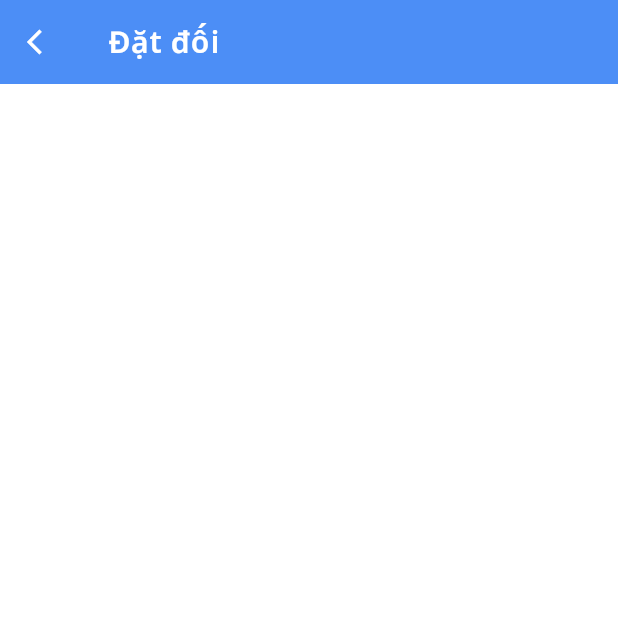
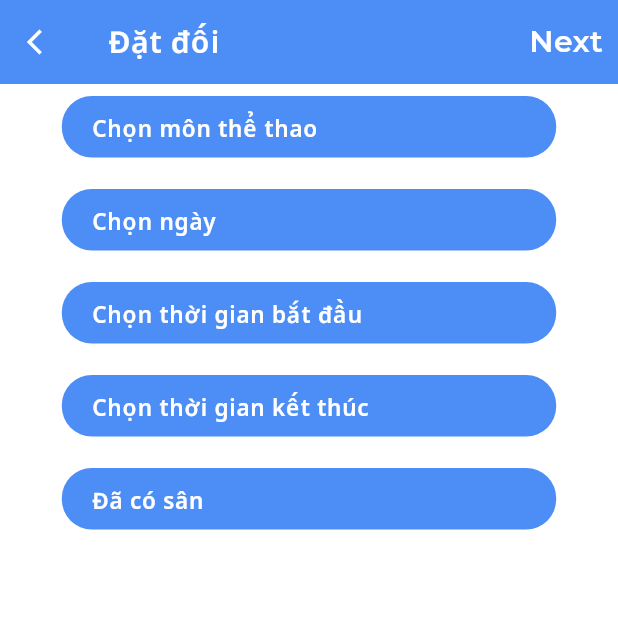
Before and after one commit to H4pplness/itss2, a Flutter app: the BookPlayerScreen screen opened directly, on a phone screen of 412 x 824 dp, the top half of it. Run offline on Flutter 3.47's test engine with Material 3 defaults, Android fonts, the phone set to English and light mode, and no system bars; our stand-ins replace flutter_map, flutter_riverpod, geolocator, google_fonts, latlong2, riverpod_annotation; generated files the repository leaves out were written again.

```diff
--- a/lib/screens/book_player_screen/book_player_screen.dart
+++ b/lib/screens/book_player_screen/book_player_screen.dart
@@ -2,86 +2,178 @@ import 'package:flutter/cupertino.dart';
 import 'package:flutter/material.dart';
 import 'package:flutter_riverpod/flutter_riverpod.dart';
 import 'package:google_fonts/google_fonts.dart';
+import 'package:intl/intl.dart';
+import 'package:itss2/screens/book_player_screen/list_player_screen.dart';
+import 'package:itss2/screens/book_player_screen/notifier/book_player_notifier.dart';
 import 'package:itss2/widgets/organisms/app_bars/title_appbar.dart';
 
-class BookPlayerScreen extends ConsumerWidget {
+import '../../models/sport.dart';
+import '../../widgets/atoms/buttons/primarybutton.dart';
+
+class BookPlayerScreen extends ConsumerStatefulWidget {
   const BookPlayerScreen({super.key});
 
   @override
-  Widget build(BuildContext context,WidgetRef ref) {
+  ConsumerState<BookPlayerScreen> createState() => _BookPlayerScreenState();
+}
+
+class _BookPlayerScreenState extends ConsumerState<BookPlayerScreen> {
+  _buildListSportModal(BuildContext context) {
+    List<Widget> sportComponents = [];
+
+    listSport.forEach((sport) {
+      sportComponents.add(PrimaryButton(
+          onPressed: () {
+            ref.read(bookPlayerNotifierProvider.notifier).setSport(sport);
+            Navigator.pop(context);
+          },
+          child: Text(
+            sport.name!,
+            style: TextStyle(color: Colors.white, fontSize: 18.0),
+          )));
+      sportComponents.add(SizedBox(
+        height: 10,
+      ));
+    });
+
+    return Container(
+      height: double.infinity,
+      child: SingleChildScrollView(
+        child: Column(
+          children: sportComponents,
+        ),
+      ),
+    );
+  }
+
+  @override
+  Widget build(BuildContext context) {
+    final bookPlayerNotifier = ref.watch(bookPlayerNotifierProvider);
     return Scaffold(
       appBar: TitleAppbar(
+          actions: [
+            GestureDetector(
+              onTap: () {
+                Navigator.push(
+                    context,
+                    MaterialPageRoute(
+                        builder: (context) => ListPlayerScreen()));
+              },
+              child: Text(
+                "Next",
+                style: GoogleFonts.montserrat(
+                    fontSize: 20,
+                    color: Colors.white,
+                    fontWeight: FontWeight.w600),
+              ),
+            ),
+            SizedBox(
+              width: 10,
+            ),
+          ],
           leadingButtonOnPressed: () => Navigator.pop(context),
           title: Text("Đặt đối",
               style: GoogleFonts.notoSans(
                   textStyle:
                       TextStyle(color: Colors.white, letterSpacing: .5)))),
-      // body: Container(
-      //   padding: EdgeInsets.symmetric(horizontal: 20),
-      //   child: Column(
-      //     children: [
-      //       Row(
-      //         children: [
-      //           PrimaryButton(
-      //             onPressed: () {
-      //               showModalBottomSheet(
-      //                   context: context,
-      //                   builder: (context) => _buildBottomModal(context)
-      //               );
-      //             },
-      //             width: MediaQuery.of(context).size.width * 0.8,
-      //             child: Text(choice,
-      //                 style: GoogleFonts.notoSans(
-      //                     textStyle: const TextStyle(
-      //                         color: Colors.white,
-      //                         letterSpacing: .5,
-      //                         fontWeight: FontWeight.w600,
-      //                         fontSize: 15))),
-      //           ),
-      //         ],
-      //       ),
-      //       const SizedBox(height: 5),
-      //       Row(
-      //         children: [
-      //           PrimaryButton(
-      //             onPressed: () {
-      //               showModalBottomSheet(
-      //                   context: context,
-      //                   builder: (_)=>_buildCourseModal(_)
-      //               );
-      //             },
-      //             width: MediaQuery.of(context).size.width * 0.8,
-      //             child: Text(course??"",
-      //                 style: GoogleFonts.notoSans(
-      //                     textStyle: const TextStyle(
-      //                         color: Colors.white,
-      //                         letterSpacing: .5,
-      //                         fontWeight: FontWeight.w600,
-      //                         fontSize: 15))),
-      //           ),
-      //         ],
-      //       ),
-      //       const SizedBox(height: 5),
-      //       Row(
-      //         children: [
-      //           PrimaryButton(
-      //             onPressed: () async {
-      //               await _buildSelectTime(context);
-      //             },
-      //             width: MediaQuery.of(context).size.width * 0.8,
-      //             child: Text("${_selectedTime.hour.toString()}:${_selectedTime.minute.toString()}",
-      //                 style: GoogleFonts.notoSans(
-      //                     textStyle: const TextStyle(
-      //                         color: Colors.white,
-      //                         letterSpacing: .5,
-      //                         fontWeight: FontWeight.w600,
-      //                         fontSize: 15))),
-      //           ),
-      //         ],
-      //       ),
-      //     ],
-      //   ),
-      // ),
+      body: Container(
+        width: MediaQuery.of(context).size.width,
+        padding: const EdgeInsets.symmetric(horizontal: 20),
+        child: Column(
+          children: [
+            PrimaryButton(
+              onPressed: () {
+                showModalBottomSheet(
+                    context: context,
+                    builder: (context) => _buildListSportModal(context));
+              },
+              width: MediaQuery.of(context).size.width * 0.8,
+              child: Text(
+                  bookPlayerNotifier?.sport?.name ?? "Chọn môn thể thao",
+                  style: GoogleFonts.notoSans(
+                      textStyle: const TextStyle(
+                          color: Colors.white,
+                          letterSpacing: .5,
+                          fontWeight: FontWeight.w600,
+                          fontSize: 15))),
+            ),
+            const SizedBox(height: 5),
+            PrimaryButton(
+              onPressed: () async {
+                final date = await showDatePicker(context: context, firstDate: DateTime(2024), lastDate: DateTime(2025));
+                ref.read(bookPlayerNotifierProvider.notifier).setDate(date!);
+                },
+              width: MediaQuery.of(context).size.width * 0.8,
+              child: Text(
+                  bookPlayerNotifier?.date!=null ? DateFormat('dd/MM/yyyy').format(bookPlayerNotifier.date!) :
+                      "Chọn ngày",
+                  style: GoogleFonts.notoSans(
+                      textStyle: const TextStyle(
+                          color: Colors.white,
+                          letterSpacing: .5,
+                          fontWeight: FontWeight.w600,
+                          fontSize: 15))),
+            ),
+            const SizedBox(height: 5),
+            PrimaryButton(
+              onPressed: () async {
+                final startTime = await showTimePicker(
+                    initialEntryMode: TimePickerEntryMode.dialOnly,
+                    context: context,
+                    initialTime: TimeOfDay(hour: 0, minute: 0));
+                ref.read(bookPlayerNotifierProvider.notifier).setStartTime(startTime!);
+              },
+              width: MediaQuery.of(context).size.width * 0.8,
+              child: Text(
+                  bookPlayerNotifier?.startTime == null ?
+                  "Chọn thời gian bắt đầu" : bookPlayerNotifier.startTime!.format(context),
+                  style: GoogleFonts.notoSans(
+                      textStyle: const TextStyle(
+                          color: Colors.white,
+                          letterSpacing: .5,
+                          fontWeight: FontWeight.w600,
+                          fontSize: 15))),
+            ),
+            const SizedBox(height: 5),
+            PrimaryButton(
+              onPressed: () async {
+                final endTime = await showTimePicker(
+                    initialEntryMode: TimePickerEntryMode.dialOnly,
+                    context: context,
+                    initialTime: TimeOfDay(hour: 0, minute: 0));
+                ref.read(bookPlayerNotifierProvider.notifier).setEndTime(endTime!);
+              },
+              width: MediaQuery.of(context).size.width * 0.8,
+              child: Text(
+                  bookPlayerNotifier?.endTime == null ?
+                  "Chọn thời gian kết thúc" : bookPlayerNotifier.endTime!.format(context),
+                  style: GoogleFonts.notoSans(
+                      textStyle: const TextStyle(
+                          color: Colors.white,
+                          letterSpacing: .5,
+                          fontWeight: FontWeight.w600,
+                          fontSize: 15))),
+            ),
+            const SizedBox(height: 5),
+            PrimaryButton(
+              // onPressed: () async {
+              //   await _buildSelectTime(context);
+              // },
+              width: MediaQuery.of(context).size.width * 0.8,
+              child: Text(
+                  bookPlayerNotifier.needField
+                      ? "Đã có sân"
+                      : "Chưa có sân",
+                  style: GoogleFonts.notoSans(
+                      textStyle: const TextStyle(
+                          color: Colors.white,
+                          letterSpacing: .5,
+                          fontWeight: FontWeight.w600,
+                          fontSize: 15))),
+            ),
+          ],
+        ),
+      ),
     );
   }
 }
--- a/lib/screens/home_screen/tabs/home_tab.dart
+++ b/lib/screens/home_screen/tabs/home_tab.dart
@@ -2,11 +2,7 @@ import 'package:flutter/cupertino.dart';
 import 'package:flutter/material.dart';
 import 'package:flutter/widgets.dart';
 import 'package:flutter_riverpod/flutter_riverpod.dart';
-import 'package:google_fonts/google_fonts.dart';
-import '../../../widgets/atoms/cards/primary_card.dart';
-import '../../book_course_screen/book_course_screen.dart';
-import '../../book_player_screen/book_player_screen.dart';
-import '../../find_course_screen/find_course_screen.dart';
+
 
 class HomeTab extends ConsumerWidget {
   const HomeTab({super.key});
```
Also changed, not shown: lib/models/player_booking.dart (added, +20 -0 lines), lib/screens/book_course_screen/book_course_screen.dart (+20 -0 lines), lib/screens/book_player_screen/list_player_screen.dart (added, +25 -0 lines), lib/screens/book_player_screen/notifier/book_player_notifier.dart (added, +77 -0 lines), lib/screens/book_player_screen/notifier/book_player_notifier.g.dart (added).
